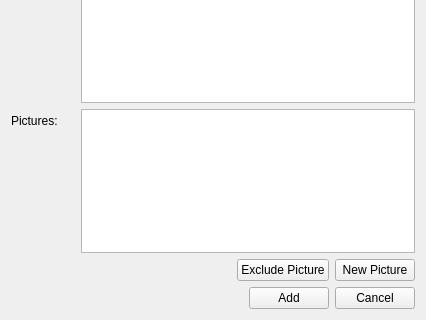
Old version of the form client/uiforms/category_add.ui in the repository Wolframe/configurator; both pictures show x 0 to 426 and y 153 to 473 of the 426 by 473 pixel window.
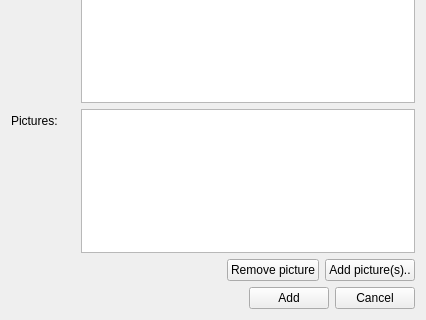
New version of the form. Icons and pictures are not drawn.

What changed in the file:
```diff
--- a/client/uiforms/category_add.ui
+++ b/client/uiforms/category_add.ui
@@ -217,7 +217,7 @@
      <item>
       <widget class="QPushButton" name="exclude_pictures">
        <property name="text">
-        <string>Exclude Picture</string>
+        <string>Remove picture</string>
        </property>
        <property name="datasignal:clicked" stdset="0">
         <string>exclude_picture@main.pictures</string>
@@ -227,7 +227,7 @@
      <item>
       <widget class="QPushButton" name="new_pictures">
        <property name="text">
-        <string>New Picture</string>
+        <string>Add picture(s)..</string>
        </property>
        <property name="form" stdset="0">
         <string>picture_select?widgetid={main.widgetid}_picture</string>
```
